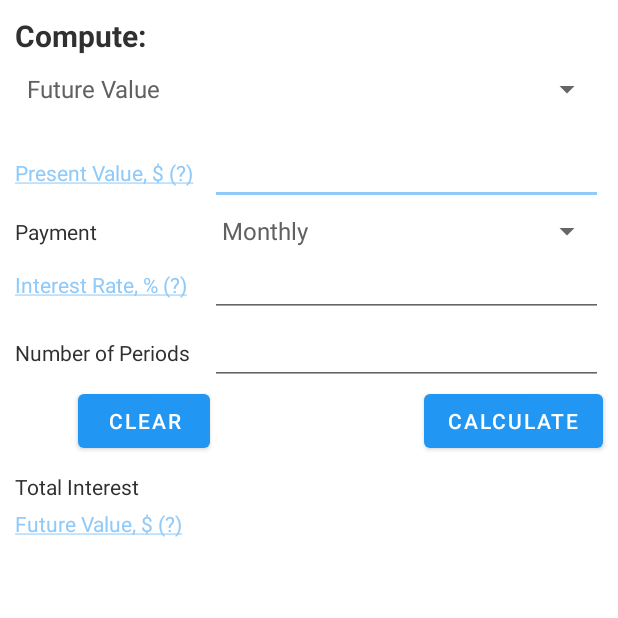
After one commit to hadipash/COMP7506_Project, an Android app: the Calculator screen opened directly, with no data from a screen before it, on a phone screen of 412 x 824 dp, the top half of it. The commit adds this screen. Run offline under Robolectric (Android 15) with nearby library versions, the phone set to English and light mode, and no system bars.

Commit message:
add financial calculator

```diff
--- /dev/null
+++ b/app/src/main/java/hk/hku/cs/comp7506_project/Calculator/Calculator.java
@@ -0,0 +1,212 @@
+package hk.hku.cs.comp7506_project.Calculator;
+
+import androidx.annotation.NonNull;
+import androidx.appcompat.app.AppCompatActivity;
+import hk.hku.cs.comp7506_project.R;
+import hk.hku.cs.comp7506_project.Wiki.WikiPage;
+
+import android.os.Bundle;
+import android.text.SpannableString;
+import android.text.Spanned;
+import android.text.method.LinkMovementMethod;
+import android.text.style.ClickableSpan;
+import android.util.Log;
+import android.view.View;
+import android.widget.AdapterView;
+import android.widget.Button;
+import android.widget.EditText;
+import android.widget.Spinner;
+import android.widget.TextView;
+
+public class Calculator extends AppCompatActivity {
+    private final static String TAG = "Calculator";
+    private final static int FV = 0;
+    private final static int PV = 1;
+    private final static int IR = 2;
+    private final static int MONTHLY = 0;
+    private final static int QUARTERLY = 1;
+    private final static int YEARLY = 2;
+
+    private TextView field1Txt;
+    private EditText field1;
+    private TextView field2Txt;
+    private EditText field2;
+    private TextView field3Txt;
+    private TextView field3;
+    private TextView totalInterestFiled;
+    private Button btnCalc;
+    private EditText numberOfPeriods;
+    private Spinner paymentFrequencySpinner;
+    private int paymentFrequency = 0;
+
+    @Override
+    protected void onCreate(Bundle savedInstanceState) {
+        super.onCreate(savedInstanceState);
+        setContentView(R.layout.activity_calculator);
+
+        field1Txt = findViewById(R.id.field1_text);
+        field1 = findViewById(R.id.field1);
+        field2Txt = findViewById(R.id.field2_text);
+        field2 = findViewById(R.id.field2);
+        field3Txt = findViewById(R.id.field3_text);
+        field3 = findViewById(R.id.field3);
+        totalInterestFiled = findViewById(R.id.total_interest);
+        btnCalc = findViewById(R.id.btn_calc);
+        numberOfPeriods = findViewById(R.id.number_of_periods);
+
+        final WikiPage wiki = new WikiPage();
+        final SpannableString presentValueText = new SpannableString(getResources().getString(R.string.present_value));
+        presentValueText.setSpan(new ClickableSpan() {
+            @Override
+            public void onClick(@NonNull View widget) {
+                wiki.popItUp("Present value", widget.getContext(),
+                        getWindow().getDecorView().getRootView());
+            }
+        },0, getResources().getString(R.string.present_value).length(),
+                Spanned.SPAN_EXCLUSIVE_EXCLUSIVE);
+        final SpannableString futureValueText = new SpannableString(getResources().getString(R.string.future_value));
+        futureValueText.setSpan(new ClickableSpan() {
+            @Override
+            public void onClick(@NonNull View widget) {
+                wiki.popItUp("Future value", widget.getContext(),
+                        getWindow().getDecorView().getRootView());
+            }
+        },0, getResources().getString(R.string.future_value).length(),
+                Spanned.SPAN_EXCLUSIVE_EXCLUSIVE);
+        final SpannableString interestRateText = new SpannableString(getResources().getString(R.string.interest_rate));
+        interestRateText.setSpan(new ClickableSpan() {
+            @Override
+            public void onClick(@NonNull View widget) {
+                wiki.popItUp("Interest rate", widget.getContext(),
+                        getWindow().getDecorView().getRootView());
+            }
+        },0, getResources().getString(R.string.interest_rate).length(),
+                Spanned.SPAN_EXCLUSIVE_EXCLUSIVE);
+
+
+        Spinner spinner = findViewById(R.id.spinner);
+        spinner.setOnItemSelectedListener(new AdapterView.OnItemSelectedListener() {
+            @Override
+            public void onItemSelected(AdapterView<?> parent, View view, int position, long id) {
+                clear(view);
+
+                switch (position){
+                    case FV:
+                        field1Txt.setText(presentValueText);
+                        field2Txt.setText(interestRateText);
+                        field3Txt.setText(futureValueText);
+
+                        btnCalc.setOnClickListener(new Button.OnClickListener() {
+                            @Override
+                            public void onClick(View v) {
+                                calculate_FV();
+                            }
+                        });
+
+                        break;
+                    case PV:
+                        field1Txt.setText(futureValueText);
+                        field2Txt.setText(interestRateText);
+                        field3Txt.setText(presentValueText);
+
+                        btnCalc.setOnClickListener(new Button.OnClickListener() {
+                            @Override
+                            public void onClick(View v) {
+                                calculate_PV();
+                            }
+                        });
+
+                        break;
+                    case IR:
+                        field1Txt.setText(presentValueText);
+                        field2Txt.setText(futureValueText);
+                        field3Txt.setText(interestRateText);
+
+                        btnCalc.setOnClickListener(new Button.OnClickListener() {
+                            @Override
+                            public void onClick(View v) {
+                                calculate_IR();
+                            }
+                        });
+
+                        break;
+                }
+
+                field1Txt.setMovementMethod(LinkMovementMethod.getInstance());
+                field2Txt.setMovementMethod(LinkMovementMethod.getInstance());
+                field3Txt.setMovementMethod(LinkMovementMethod.getInstance());
+            }
+
+            @Override
+            public void onNothingSelected(AdapterView<?> parent) {
+            }
+        });
+
+        paymentFrequencySpinner = findViewById(R.id.payment_spinner);
+        paymentFrequencySpinner.setOnItemSelectedListener(new AdapterView.OnItemSelectedListener() {
+            @Override
+            public void onItemSelected(AdapterView<?> parent, View view, int position, long id) {
+                switch (position){
+                    case MONTHLY:
+                        paymentFrequency = 12;
+                        break;
+                    case QUARTERLY:
+                        paymentFrequency = 4;
+                        break;
+                    case YEARLY:
+                        paymentFrequency = 1;
+                        break;
+                }
+            }
+
+            @Override
+            public void onNothingSelected(AdapterView<?> parent) {
+            }
+        });
+    }
+
+    public void clear(View view){
+        field1.setText("");
+        field2.setText("");
+        field3.setText("");
+        numberOfPeriods.setText("");
+        totalInterestFiled.setText("");
+        paymentFrequencySpinner.setSelection(0);
+    }
+
+    private void calculate_FV(){
+        double presentValue = Double.parseDouble(field1.getText().toString());
+        double interest = Double.parseDouble(field2.getText().toString()) / 100;
+
+        double futureValue = presentValue * Math.pow((1 + interest / paymentFrequency),
+                Double.parseDouble(numberOfPeriods.getText().toString()));
+        double totalInterest = futureValue - presentValue;
+
+        totalInterestFiled.setText(String.format("%.2f", totalInterest));
+        field3.setText(String.format("%.2f", futureValue));
+    }
+
+    private void calculate_PV(){
+        double futureValue = Double.parseDouble(field1.getText().toString());
+        double interest = Double.parseDouble(field2.getText().toString()) / 100;
+
+        double presentValue = futureValue / Math.pow((1 + interest / paymentFrequency),
+                Double.parseDouble(numberOfPeriods.getText().toString()));
+        double totalInterest = futureValue - presentValue;
+
+        totalInterestFiled.setText(String.format("%.2f", totalInterest));
+        field3.setText(String.format("%.2f", presentValue));
+    }
+
+    private void calculate_IR() {
+        double presentValue = Double.parseDouble(field1.getText().toString());
+        double futureValue = Double.parseDouble(field2.getText().toString());
+
+        double interest = paymentFrequency * (Math.pow(futureValue / presentValue,
+                1 / Double.parseDouble(numberOfPeriods.getText().toString())) - 1) * 100;
+        double totalInterest = futureValue - presentValue;
+
+        totalInterestFiled.setText(String.format("%.2f", totalInterest));
+        field3.setText(String.format("%.2f", interest));
+    }
+}
--- a/app/src/main/java/hk/hku/cs/comp7506_project/News/TopNewsAdapter.java
+++ b/app/src/main/java/hk/hku/cs/comp7506_project/News/TopNewsAdapter.java
@@ -27,7 +27,7 @@ public class TopNewsAdapter extends PagerAdapter {
         try {
             num = data.getInt("news_num");
             top_news_data = data.getJSONArray("news");
-        } catch (JSONException e) {
+        } catch (JSONException | NullPointerException e) {
             Log.e(TAG, "Extracting news details", e);
         }
     }
--- /dev/null
+++ b/app/src/main/res/layout/activity_calculator.xml
@@ -0,0 +1,150 @@
+<?xml version="1.0" encoding="utf-8"?>
+<LinearLayout
+    xmlns:android="http://schemas.android.com/apk/res/android"
+    xmlns:tools="http://schemas.android.com/tools"
+    android:layout_width="match_parent"
+    android:layout_height="match_parent"
+    android:orientation="vertical"
+    tools:context=".Calculator.Calculator">
+
+    <TextView
+        android:layout_width="match_parent"
+        android:layout_height="wrap_content"
+        android:text="@string/compute"
+        android:textSize="20sp"
+        android:textColor="@color/title"
+        android:textStyle="bold"
+        android:layout_margin="10dp"/>
+
+    <Spinner
+        android:id="@+id/spinner"
+        android:layout_width="match_parent"
+        android:layout_height="wrap_content"
+        android:entries="@array/calc_spinner"
+        android:layout_marginHorizontal="10dp"
+        android:layout_marginBottom="20dp"
+        tools:targetApi="o" />
+
+    <GridLayout
+        android:layout_width="match_parent"
+        android:layout_height="match_parent"
+        android:columnCount="2" >
+
+        <TextView
+            android:id="@+id/field1_text"
+            android:layout_width="@dimen/calc_label"
+            android:layout_height="wrap_content"
+            android:text="@string/present_value"
+            android:textColor="@color/title"
+            android:layout_marginStart="10dp" />
+
+        <EditText
+            android:id="@+id/field1"
+            android:layout_width="0dp"
+            android:layout_height="wrap_content"
+            android:layout_marginEnd="10dp"
+            android:inputType="numberDecimal"
+            android:layout_gravity="fill_horizontal" />
+
+        <TextView
+            android:layout_width="@dimen/calc_label"
+            android:layout_height="wrap_content"
+            android:text="@string/payment"
+            android:textColor="@color/title"
+            android:layout_marginStart="10dp"
+            android:layout_marginTop="5dp"/>
+
+        <Spinner
+            android:id="@+id/payment_spinner"
+            android:layout_width="0dp"
+            android:layout_height="wrap_content"
+            android:layout_marginEnd="10dp"
+            android:entries="@array/payment_spinner"
+            android:layout_gravity="fill_horizontal"
+            android:layout_marginTop="5dp"/>
+
+        <TextView
+            android:id="@+id/field2_text"
+            android:layout_width="@dimen/calc_label"
+            android:layout_height="wrap_content"
+            android:text="@string/interest_rate"
+            android:textColor="@color/title"
+            android:layout_marginStart="10dp" />
+
+        <EditText
+            android:id="@+id/field2"
+            android:layout_width="0dp"
+            android:layout_height="wrap_content"
+            android:layout_marginEnd="10dp"
+            android:inputType="numberDecimal"
+            android:layout_gravity="fill_horizontal" />
+
+        <TextView
+            android:layout_width="@dimen/calc_label"
+            android:layout_height="wrap_content"
+            android:text="@string/period"
+            android:textColor="@color/title"
+            android:layout_marginStart="10dp" />
+
+        <EditText
+            android:id="@+id/number_of_periods"
+            android:layout_width="0dp"
+            android:layout_height="wrap_content"
+            android:layout_marginEnd="10dp"
+            android:inputType="number"
+            android:layout_gravity="fill_horizontal"
+            android:autofillHints="Days"
+            tools:targetApi="o" />
+
+        <Button
+            android:text="@string/clear"
+            android:layout_gravity="end"
+            android:onClick="clear"/>
+
+        <Button
+            android:id="@+id/btn_calc"
+            android:layout_width="wrap_content"
+            android:layout_height="wrap_content"
+            android:layout_column="1"
+            android:text="@string/calculate"
+            android:layout_gravity="end"
+            android:layout_marginEnd="10dp"/>
+
+        <TextView
+            android:layout_width="@dimen/calc_label"
+            android:layout_height="wrap_content"
+            android:text="@string/total_interest"
+            android:textColor="@color/title"
+            android:layout_marginStart="10dp"
+            android:layout_marginTop="10dp"/>
+
+        <TextView
+            android:id="@+id/total_interest"
+            android:layout_width="0dp"
+            android:layout_height="wrap_content"
+            android:textColor="@color/material_red_300"
+            android:layout_gravity="fill_horizontal"
+            android:layout_marginEnd="10dp"
+            android:layout_marginTop="10dp"/>
+
+        <TextView
+            android:id="@+id/field3_text"
+            android:layout_width="@dimen/calc_label"
+            android:layout_height="wrap_content"
+            android:text="@string/future_value"
+            android:textColor="@color/title"
+            android:layout_marginStart="10dp"
+            android:layout_marginTop="5dp"/>
+
+        <TextView
+            android:id="@+id/field3"
+            android:layout_width="0dp"
+            android:layout_height="wrap_content"
+            android:textColor="@color/material_red_300"
+            android:layout_gravity="fill_horizontal"
+            android:layout_marginEnd="10dp"
+            android:layout_marginTop="5dp" />
+
+    </GridLayout>
+
+</LinearLayout>
--- a/app/src/main/res/values/dimens.xml
+++ b/app/src/main/res/values/dimens.xml
@@ -15,4 +15,6 @@
     <dimen name="activity_vertical_margin">16dp</dimen>
     <dimen name="fab_margin">16dp</dimen>
     <dimen name="appbar_padding_top">8dp</dimen>
+
+    <dimen name="calc_label">130dp</dimen>
 </resources>
--- a/app/src/main/res/values/strings.xml
+++ b/app/src/main/res/values/strings.xml
@@ -2,7 +2,7 @@
     <string name="app_name">We help you learn :)</string>
     <string name="navigation_drawer_open">Open navigation drawer</string>
     <string name="navigation_drawer_close">Close navigation drawer</string>
-    <string name="calculator">Calculator</string>
+    <string name="calculator">Financial Calculator</string>
     <string name="Stocks_line">Stocks</string>
     <string name="Fin_book">Financial book</string>
     <string name="section_format">Hello World from section: %1$d</string>
@@ -33,5 +33,27 @@
     <string name="title_activity_topic">Topic</string>
     <string name="top_news">Top News</string>
     <string name="recent_stories">Recent Stories</string>
+    <string name="compute">Compute:</string>
+    <string name="present_value">Present Value, $ (?)</string>
+    <string name="future_value">Future Value, $ (?)</string>
+    <string name="number_of_periods">Number of Periods</string>
+    <string name="payment">Payment</string>
+    <string name="interest_rate">Interest Rate, % (?)</string>
+    <string name="calculate">Calculate</string>
+    <string name="total_interest">Total Interest</string>
+    <string name="period">Number of Periods</string>
+    <string name="clear">Clear</string>
+
+    <!--Calculator spinner-->
+    <string-array name="calc_spinner">
+        <item>Future Value</item>
+        <item>Present Value</item>
+        <item>Interest Rate</item>
+    </string-array>
+    <string-array name="payment_spinner">
+        <item>Monthly</item>
+        <item>Quarterly</item>
+        <item>Yearly</item>
+    </string-array>
 
 </resources>
```
Also changed, not shown: app/src/main/AndroidManifest.xml (+26 -30 lines), app/src/main/java/hk/hku/cs/comp7506_project/MainActivity.java (+13 -16 lines), app/src/main/java/hk/hku/cs/comp7506_project/News/NewsPage.java (+7 -3 lines).
